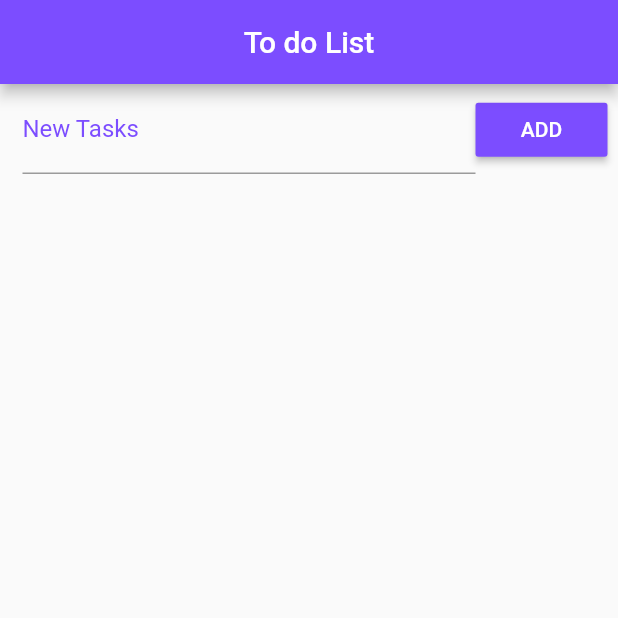
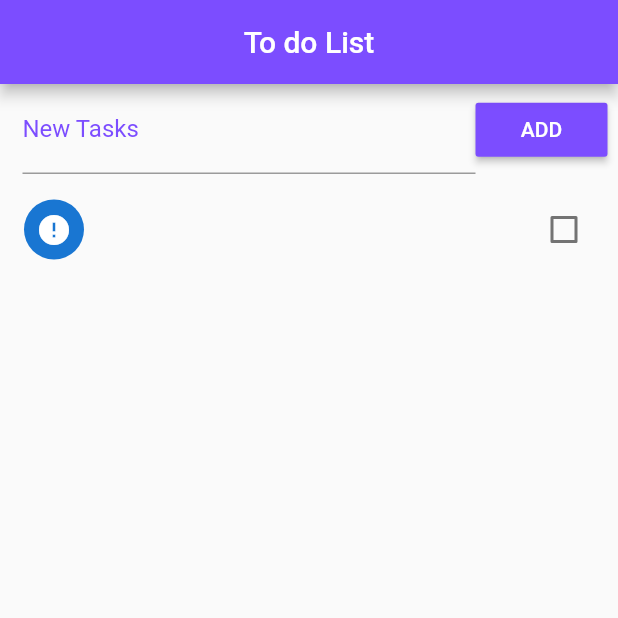
Before and after one commit to declau/to_do_list, a Flutter app: the screen it shows after launch, after a tap on "ADD", on a phone screen of 412 x 824 dp, the top half of it. Run offline on Flutter 3.47's test engine with Material 2 defaults, Android fonts, the phone set to English and light mode, and no system bars.

Commit message:
add itens

```diff
--- a/lib/main.dart
+++ b/lib/main.dart
@@ -17,7 +17,19 @@ class Home extends StatefulWidget {
 
 class _HomeState extends State<Home> {
 
+  final _toDoController = TextEditingController();
+
   List  _toDoList = [];
+
+  void _addToDo() {
+   setState(() {
+     Map<String, dynamic> newToDo = Map();
+     newToDo["title"] = _toDoController.text;
+     _toDoController.text = "";
+     newToDo["ok"] = false;
+     _toDoList.add(newToDo);
+   });
+  }
 
   @override
   Widget build(BuildContext context) {
@@ -35,6 +47,7 @@ class _HomeState extends State<Home> {
               children: <Widget>[
                 Expanded(
                   child: TextField(
+                    controller: _toDoController,
                     decoration: InputDecoration(
                         labelText: "New Tasks",
                         labelStyle: TextStyle(color: Colors.deepPurpleAccent)
@@ -45,10 +58,30 @@ class _HomeState extends State<Home> {
                   color: Colors.deepPurpleAccent,
                   child: Text("ADD"),
                   textColor: Colors.white,
-                  onPressed: (){},
+                  onPressed: _addToDo,
                 )
               ],
             ),
+          ),
+          Expanded(
+            child: ListView.builder(
+              padding: EdgeInsets.only(top: 8.0),
+                itemCount: _toDoList.length,
+                itemBuilder: (context, index){
+                return CheckboxListTile(
+                    title: Text(_toDoList[index] ["title"]),
+                    value: _toDoList[index] ["ok"],
+                    secondary: CircleAvatar(
+                      child: Icon(_toDoList[index] ["ok"] ?
+                        Icons.check : Icons.error),
+                    ),
+                  onChanged: (c){
+                      setState(() {
+                        _toDoList[index] ["ok"] = c;
+                      });
+                  },
+                );
+                }),
           )
         ],
       ),
```
Also changed, not shown: 5 other files.
